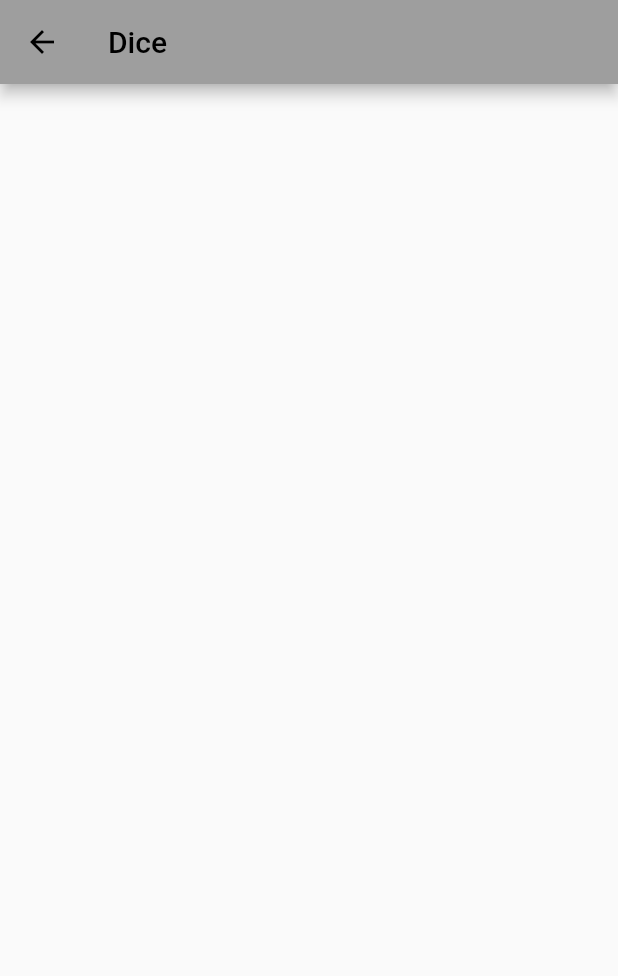
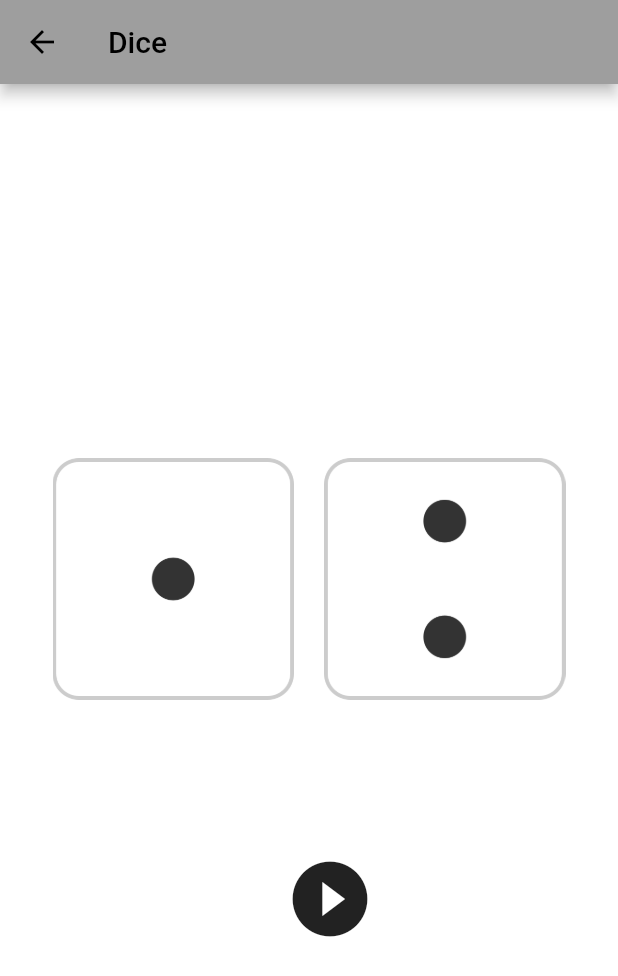
Before and after one commit to kangminchan99/Flutter_Dice_Game, a Flutter app: the DicePage screen opened directly, on a phone screen of 412 x 824 dp. Shown: the top 976 px of the screen. Run offline on Flutter 3.47's test engine with Material 2 defaults, Android fonts, the phone set to English and light mode, and no system bars.

Commit message:
dice_page

```diff
--- a/lib/dice_page.dart
+++ b/lib/dice_page.dart
@@ -11,8 +11,46 @@ class _DicePageState extends State<DicePage> {
   @override
   Widget build(BuildContext context) {
     return Scaffold(
+      backgroundColor: Colors.white,
       appBar: AppBar(
         title: const Text('Dice'),
+      ),
+      body: Center(
+        child: Column(
+          mainAxisAlignment: MainAxisAlignment.center,
+          children: [
+            Padding(
+              padding: const EdgeInsets.all(35),
+              child: Row(
+                children: [
+                  Expanded(
+                    // // flex - 요소들의 공간 크기 배치 지정
+                    // flex: 2,
+                    child: Image.asset(
+                      'images/dice1.png',
+                    ),
+                  ),
+                  const SizedBox(width: 20),
+                  Expanded(
+                    child: Image.asset(
+                      'images/dice2.png',
+                    ),
+                  ),
+                ],
+              ),
+            ),
+            const SizedBox(height: 60),
+            ButtonTheme(
+                minWidth: 100,
+                height: 60,
+                child: IconButton(
+                    onPressed: () {},
+                    icon: const Icon(
+                      Icons.play_circle_fill,
+                      size: 60,
+                    )))
+          ],
+        ),
       ),
     );
   }
```
